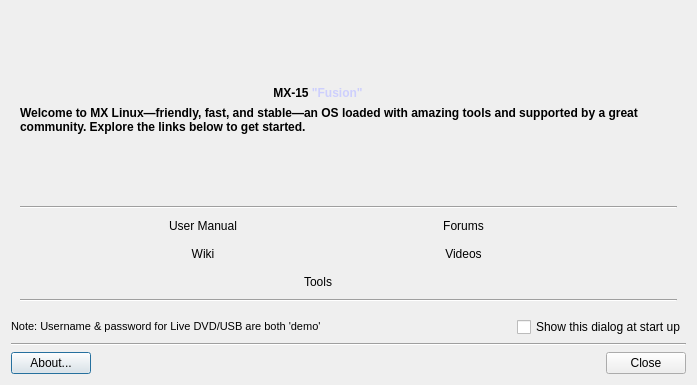
First picture: the form in mxwelcome.ui, repository MX-Linux/mx-welcome, before the edit.
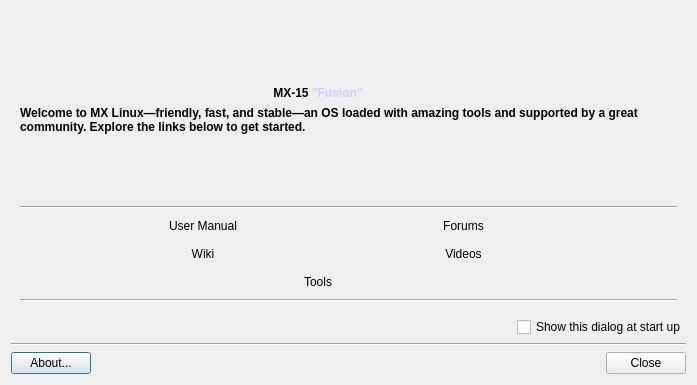
Second picture: the form after the edit. Icons and pictures are not drawn. Custom widgets are drawn as their Qt base class.

What changed in the file:
```diff
--- a/mxwelcome.ui
+++ b/mxwelcome.ui
@@ -356,22 +356,15 @@
     </widget>
    </item>
    <item row="1" column="0">
-    <layout class="QGridLayout" name="gridLayout_2">
-     <item row="0" column="0">
-      <widget class="QLabel" name="label">
-       <property name="text">
-        <string>&lt;html&gt;&lt;head/&gt;&lt;body&gt;&lt;p&gt;&lt;span style=&quot; font-size:8pt;&quot;&gt;Note: Username &amp;amp; password for Live DVD/USB are both 'demo'&lt;/span&gt;&lt;/p&gt;&lt;/body&gt;&lt;/html&gt;</string>
-       </property>
-      </widget>
-     </item>
-     <item row="0" column="2">
+    <layout class="QGridLayout" name="gridLayout">
+     <item row="0" column="1">
       <widget class="QCheckBox" name="checkBox">
        <property name="text">
         <string>Show this dialog at start up</string>
        </property>
       </widget>
      </item>
-     <item row="0" column="1">
+     <item row="0" column="0">
       <spacer name="horizontalSpacer_4">
        <property name="orientation">
         <enum>Qt::Horizontal</enum>
```
